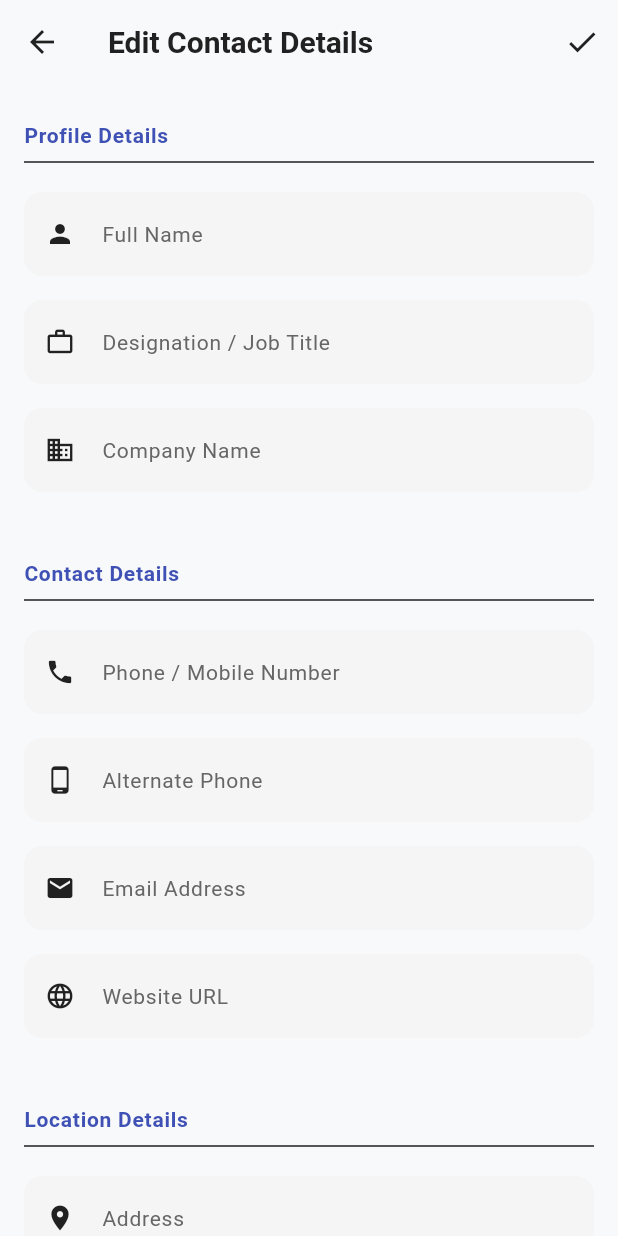
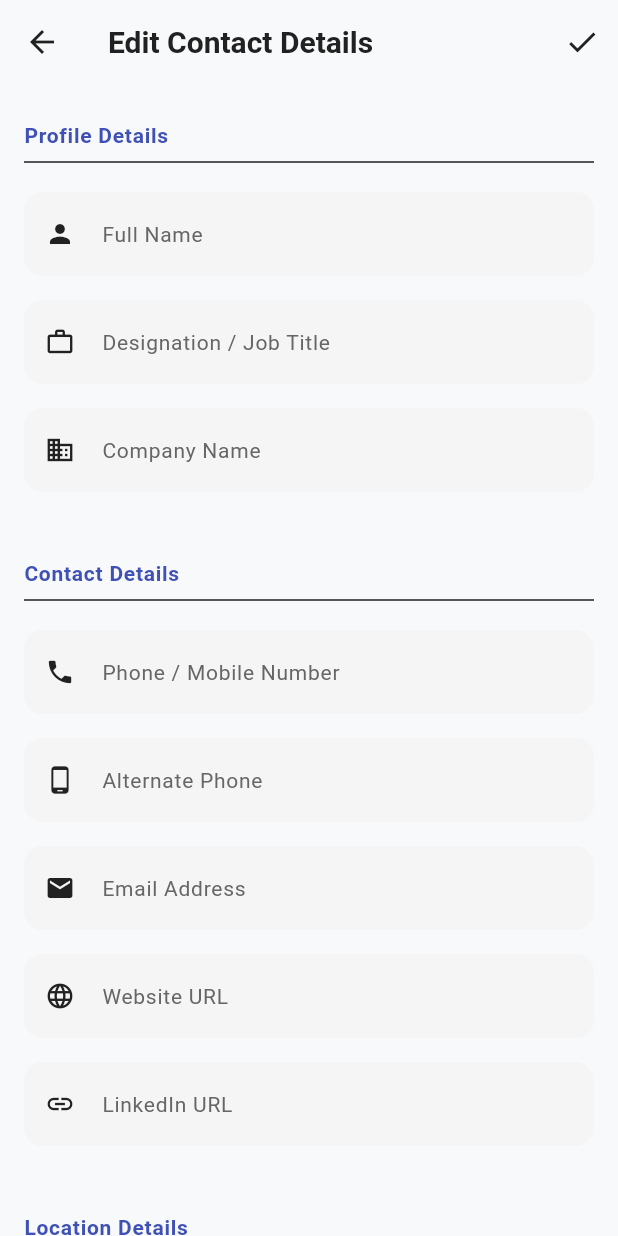
Before and after one commit to AbhayDwivedi3017/Visiting-Card-Scanner, a Flutter app: the EditCardScreen screen opened directly with empty values, on a phone screen of 412 x 824 dp. Run offline on Flutter 3.47's test engine with Material 3 defaults, Android fonts, the phone set to English and light mode, and no system bars; our stand-ins replace flutter_contacts, flutter_riverpod, image_picker, open_filex, permission_handler, qr_flutter and 2 more; missing offline and left inert: excel, google_mlkit_text_recognition; accounts and stored records are empty; Roboto replaces fonts that are missing (Outfit).

Commit message:
Add LinkedIn URL field support to database, OCR parsing, Excel sync, and UI screens

```diff
--- a/lib/core/database/database_helper.dart
+++ b/lib/core/database/database_helper.dart
@@ -23,8 +23,9 @@ class DatabaseHelper {
 
     return await openDatabase(
       path,
-      version: 1,
+      version: 2,
       onCreate: _createDB,
+      onUpgrade: _upgradeDB,
     );
   }
 
@@ -49,6 +50,7 @@ class DatabaseHelper {
         alt_phone TEXT,
         email TEXT,
         website TEXT,
+        linkedin TEXT,
         address TEXT,
         city TEXT,
         state TEXT,
@@ -71,6 +73,12 @@ class DatabaseHelper {
         FOREIGN KEY (scanned_card_id) REFERENCES scanned_cards (id) ON DELETE CASCADE
       )
     ''');
+  }
+
+  FutureOr<void> _upgradeDB(Database db, int oldVersion, int newVersion) async {
+    if (oldVersion < 2) {
+      await db.execute('ALTER TABLE scanned_cards ADD COLUMN linkedin TEXT DEFAULT ""');
+    }
   }
 
   // --- ExcelRefs Operations ---
--- a/lib/data/models/card_data.dart
+++ b/lib/data/models/card_data.dart
@@ -8,6 +8,7 @@ class CardData {
   final String altPhone;
   final String email;
   final String website;
+  final String linkedin;
   final String address;
   final String city;
   final String state;
@@ -27,6 +28,7 @@ class CardData {
     required this.altPhone,
     required this.email,
     required this.website,
+    required this.linkedin,
     required this.address,
     required this.city,
     required this.state,
@@ -47,6 +49,7 @@ class CardData {
     String? altPhone,
     String? email,
     String? website,
+    String? linkedin,
     String? address,
     String? city,
     String? state,
@@ -66,6 +69,7 @@ class CardData {
       altPhone: altPhone ?? this.altPhone,
       email: email ?? this.email,
       website: website ?? this.website,
+      linkedin: linkedin ?? this.linkedin,
       address: address ?? this.address,
       city: city ?? this.city,
       state: state ?? this.state,
@@ -88,6 +92,7 @@ class CardData {
       'alt_phone': altPhone,
       'email': email,
       'website': website,
+      'linkedin': linkedin,
       'address': address,
       'city': city,
       'state': state,
@@ -110,6 +115,7 @@ class CardData {
       altPhone: (map['alt_phone'] ?? '') as String,
       email: (map['email'] ?? '') as String,
       website: (map['website'] ?? '') as String,
+      linkedin: (map['linkedin'] ?? '') as String,
       address: (map['address'] ?? '') as String,
       city: (map['city'] ?? '') as String,
       state: (map['state'] ?? '') as String,
@@ -130,6 +136,7 @@ class CardData {
       altPhone,
       email,
       website,
+      linkedin,
       address,
       city,
       state,
@@ -149,6 +156,7 @@ class CardData {
       altPhone: '',
       email: '',
       website: '',
+      linkedin: '',
       address: '',
       city: '',
       state: '',
--- a/lib/features/digital_card/digital_card_screen.dart
+++ b/lib/features/digital_card/digital_card_screen.dart
@@ -54,6 +54,7 @@ class _DigitalCardScreenState extends ConsumerState<DigitalCardScreen> {
     if (card.altPhone.isNotEmpty) buffer.writeln('TEL;TYPE=WORK,VOICE:${card.altPhone}');
     if (card.email.isNotEmpty) buffer.writeln('EMAIL;TYPE=PREF,INTERNET:${card.email}');
     if (card.website.isNotEmpty) buffer.writeln('URL:${card.website}');
+    if (card.linkedin.isNotEmpty) buffer.writeln('X-SOCIALPROFILE;TYPE=linkedin:${card.linkedin}');
     if (card.address.isNotEmpty) {
       buffer.writeln('ADR;TYPE=WORK:;;${card.address};${card.city};${card.state};${card.pincode};${card.country}');
     }
@@ -167,6 +168,10 @@ class _DigitalCardScreenState extends ConsumerState<DigitalCardScreen> {
           websites: [
             if (card.website.isNotEmpty)
               Website(url: card.website, label: const Label(WebsiteLabel.homepage)),
+          ],
+          socialMedias: [
+            if (card.linkedin.isNotEmpty)
+              SocialMedia(userName: card.linkedin, label: SocialMediaLabel.linkedIn),
           ],
           addresses: [
             if (card.address.isNotEmpty)
@@ -309,6 +314,7 @@ class _DigitalCardScreenState extends ConsumerState<DigitalCardScreen> {
                     _buildPreviewContactItem(Icons.phone, widget.card.phone),
                     _buildPreviewContactItem(Icons.email, widget.card.email),
                     _buildPreviewContactItem(Icons.language, widget.card.website),
+                    _buildPreviewContactItem(Icons.link, widget.card.linkedin),
                   ],
                 ),
               ),
--- a/lib/features/scanner/edit_card_screen.dart
+++ b/lib/features/scanner/edit_card_screen.dart
@@ -32,6 +32,7 @@ class _EditCardScreenState extends ConsumerState<EditCardScreen> {
   late TextEditingController _altPhoneController;
   late TextEditingController _emailController;
   late TextEditingController _websiteController;
+  late TextEditingController _linkedinController;
   late TextEditingController _addressController;
   late TextEditingController _cityController;
   late TextEditingController _stateController;
@@ -49,6 +50,7 @@ class _EditCardScreenState extends ConsumerState<EditCardScreen> {
     _altPhoneController = TextEditingController(text: widget.card.altPhone);
     _emailController = TextEditingController(text: widget.card.email);
     _websiteController = TextEditingController(text: widget.card.website);
+    _linkedinController = TextEditingController(text: widget.card.linkedin);
     _addressController = TextEditingController(text: widget.card.address);
     _cityController = TextEditingController(text: widget.card.city);
     _stateController = TextEditingController(text: widget.card.state);
@@ -66,6 +68,7 @@ class _EditCardScreenState extends ConsumerState<EditCardScreen> {
     _altPhoneController.dispose();
     _emailController.dispose();
     _websiteController.dispose();
+    _linkedinController.dispose();
     _addressController.dispose();
     _cityController.dispose();
     _stateController.dispose();
@@ -85,6 +88,7 @@ class _EditCardScreenState extends ConsumerState<EditCardScreen> {
       altPhone: _altPhoneController.text.trim(),
       email: _emailController.text.trim(),
       website: _websiteController.text.trim(),
+      linkedin: _linkedinController.text.trim(),
       address: _addressController.text.trim(),
       city: _cityController.text.trim(),
       state: _stateController.text.trim(),
@@ -439,6 +443,7 @@ class _EditCardScreenState extends ConsumerState<EditCardScreen> {
                 return null;
               }, TextInputType.emailAddress),
               _buildTextField('Website URL', _websiteController, Icons.language, null, TextInputType.url),
+              _buildTextField('LinkedIn URL', _linkedinController, Icons.link, null, TextInputType.url),
 
               const SizedBox(height: 20),
 
--- a/lib/services/excel_service.dart
+++ b/lib/services/excel_service.dart
@@ -13,7 +13,7 @@ class ExcelService {
 
   final List<String> _headers = [
     'Name', 'Designation', 'Company', 'Phone', 'Alternate Phone',
-    'Email', 'Website', 'Address', 'City', 'State', 'Country',
+    'Email', 'Website', 'LinkedIn', 'Address', 'City', 'State', 'Country',
     'Pincode', 'Notes', 'Scan Date'
   ];
 
--- a/lib/services/ocr_service.dart
+++ b/lib/services/ocr_service.dart
@@ -57,6 +57,16 @@ class OcrService {
     final emailRegex = RegExp(r'[a-zA-Z0-9._%+-]+@[a-zA-Z0-9.-]+\.[a-zA-Z]{2,}', caseSensitive: false);
     final websiteRegex = RegExp(r'(https?://)?(www\.)?[a-zA-Z0-9.-]+\.(com|org|net|co|info|in|edu|gov|io|tech|biz|us|uk|ae)', caseSensitive: false);
 
+    // LinkedIn profile/url regexes
+    final linkedinRegex = RegExp(
+      r'(https?://)?(www\.)?linkedin\.com/in/[a-zA-Z0-9_%-]+/?',
+      caseSensitive: false
+    );
+    final linkedinShortRegex = RegExp(
+      r'(in/|linkedin:\s*|[a-zA-Z0-9_%-]+@linkedin|linkedin\.com/)[a-zA-Z0-9_%-]+',
+      caseSensitive: false
+    );
+
     // Multi-format Phone Regex
     final phoneRegex = RegExp(r'(\+?\d{1,4}[\s-]?)?(\(?\d{2,5}\)?[\s-]?)?\d{3,5}[\s-]?\d{3,5}');
 
@@ -88,6 +98,38 @@ class OcrService {
           candidates.removeAt(i);
           break;
         }
+      }
+    }
+
+    // Extract LinkedIn (High Confidence Match)
+    String linkedin = '';
+    for (int i = 0; i < candidates.length; i++) {
+      final line = candidates[i];
+      final linkedinMatch = linkedinRegex.firstMatch(line);
+      if (linkedinMatch != null) {
+        linkedin = linkedinMatch.group(0) ?? '';
+        candidates.removeAt(i);
+        break;
+      }
+      final shortMatch = linkedinShortRegex.firstMatch(line);
+      if (shortMatch != null) {
+        final matchVal = shortMatch.group(0) ?? '';
+        if (matchVal.startsWith('in/')) {
+          linkedin = 'https://linkedin.com/$matchVal';
+        } else if (matchVal.toLowerCase().startsWith('linkedin:')) {
+          final username = matchVal.split(':').last.trim();
+          linkedin = 'https://linkedin.com/in/$username';
+        } else {
+          linkedin = matchVal;
+        }
+        candidates.removeAt(i);
+        break;
+      }
+    }
+
+    if (linkedin.isNotEmpty) {
+      if (!linkedin.startsWith('http://') && !linkedin.startsWith('https://')) {
+        linkedin = 'https://$linkedin';
       }
     }
 
@@ -379,6 +421,7 @@ class OcrService {
       altPhone: altPhone,
       email: email,
       website: website,
+      linkedin: linkedin,
       address: address,
       city: city,
       state: state,
```
Also changed, not shown: 1 other file.
